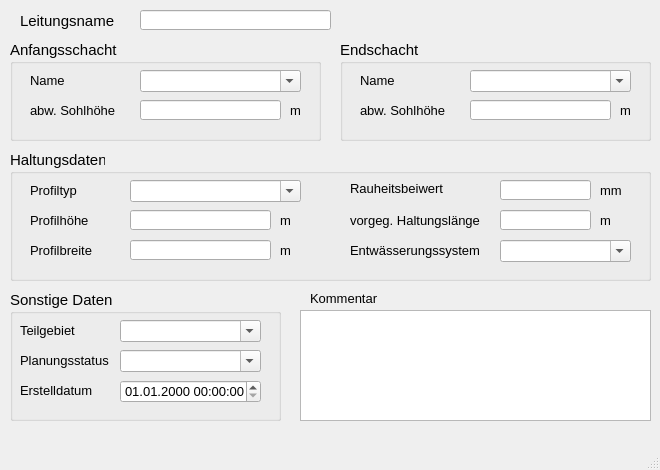
Above: qkan/forms/qkan_anschlussleitungen.ui from hoettges/QKan before the change. Below: the same form after it.
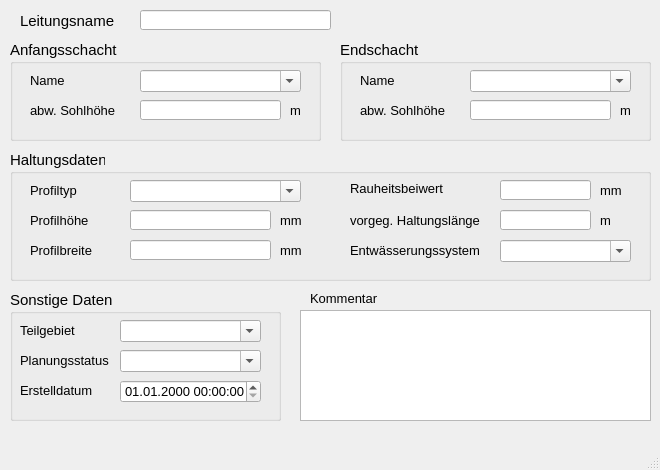
That is the form after the change. Custom widgets are drawn as their Qt base class.

Patch:
```diff
--- a/qkan/forms/qkan_anschlussleitungen.ui
+++ b/qkan/forms/qkan_anschlussleitungen.ui
@@ -441,7 +441,7 @@
       </font>
      </property>
      <property name="text">
-      <string>m </string>
+      <string>mm</string>
      </property>
     </widget>
     <widget class="QLabel" name="label_21">
@@ -630,7 +630,7 @@
       </font>
      </property>
      <property name="text">
-      <string>m </string>
+      <string>mm</string>
      </property>
     </widget>
     <widget class="QLineEdit" name="breite">
```
Left out of the diff: 2 changed lines with no effect on the pictures.
